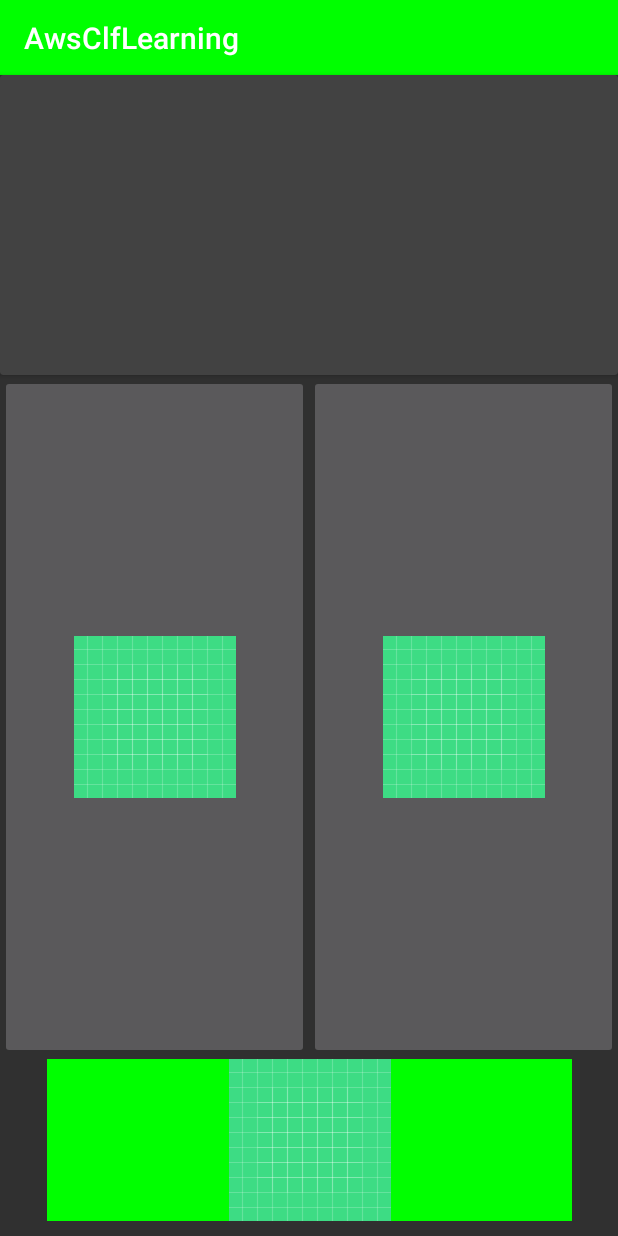
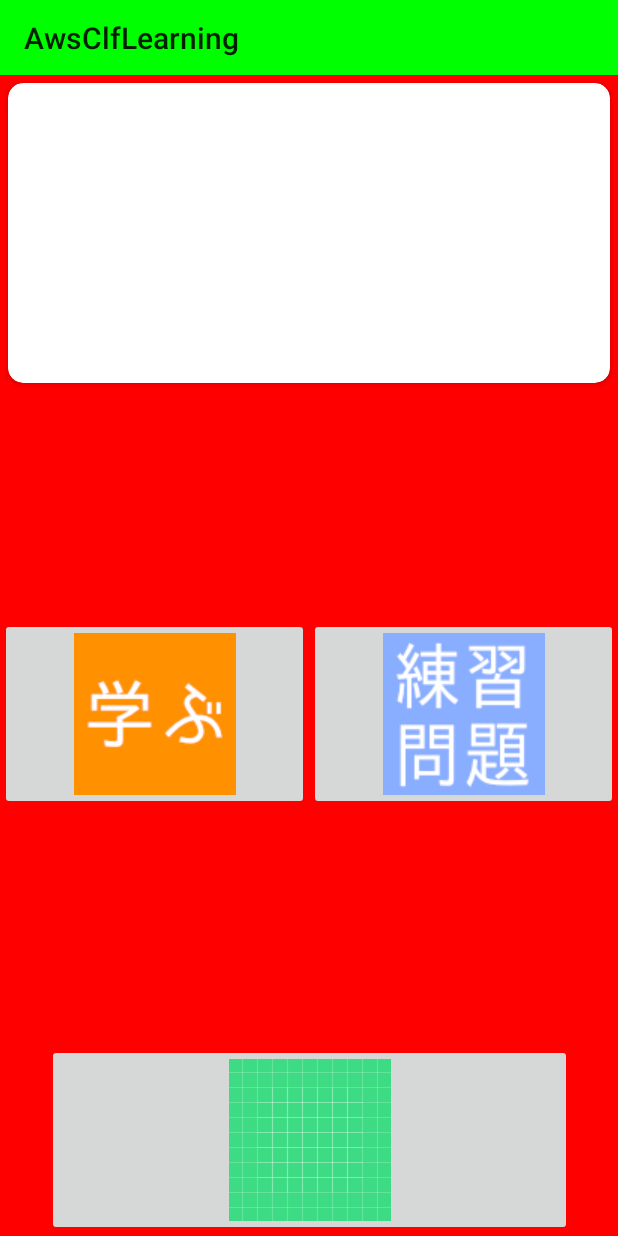
Before and after one commit to yuutarou22/AwsClfLearning, an Android app: the screen it shows after launch (MainActivity), on a phone screen of 412 x 824 dp. Run offline under Robolectric (Android 15) with nearby library versions, the light colour scheme and no system bars; our stand-ins replace AdMob.

Commit message:
・Themeを変更（暗かったので） ・MainAcitivityで初回時TopFragmentを実行するよう修正 ・レイアウト修正

```diff
--- a/app/src/main/AndroidManifest.xml
+++ b/app/src/main/AndroidManifest.xml
@@ -8,7 +8,7 @@
         android:label="@string/app_name"
         android:roundIcon="@mipmap/ic_launcher_round"
         android:supportsRtl="true"
-        android:theme="@style/Theme.Design.NoActionBar">
+        android:theme="@style/Theme.AppCompat.Light.NoActionBar">
         <activity android:name=".MainActivity">
             <intent-filter>
                 <action android:name="android.intent.action.MAIN" />
--- a/app/src/main/java/com/example/awsclflearning/MainActivity.kt
+++ b/app/src/main/java/com/example/awsclflearning/MainActivity.kt
@@ -1,8 +1,8 @@
 package com.example.awsclflearning
 
-import android.content.Intent
 import androidx.appcompat.app.AppCompatActivity
 import android.os.Bundle
+import com.example.awsclflearning.Fragment.TopFragment
 import com.google.android.gms.ads.AdRequest
 import com.google.android.gms.ads.MobileAds
 import kotlinx.android.synthetic.main.activity_main.*
@@ -14,23 +14,22 @@ class MainActivity : AppCompatActivity() {
         setSupportActionBar(toolbar)
         toolbar.setTitle(R.string.app_name)
 
+        // AdMobの初期化とロード
         MobileAds.initialize(this){}
         val adRequest = AdRequest.Builder().build()
         ad_area.loadAd(adRequest)
 
-        aws_practice_button.setOnClickListener {
-            var intent = Intent(this, PracticeActivity::class.java)
-            startActivity(intent)
-        }
+        showTopFragment()
+    }
 
-        aws_learning_button.setOnClickListener {
-            var intent = Intent(this, LearningActivity::class.java)
-            startActivity(intent)
-        }
-
-        settings_button.setOnClickListener {
-            var intent = Intent(this, SettingsActivity::class.java)
-            startActivity(intent)
-        }
+    /**
+     * TopFragment表示処理
+     */
+    fun showTopFragment() {
+        val fragmentManager = supportFragmentManager
+        val fragmentTransaction = fragmentManager.beginTransaction()
+//        fragmentTransaction.addToBackStack(null)
+        fragmentTransaction.replace(R.id.main_contents, TopFragment())
+        fragmentTransaction.commit()
     }
 }
--- a/app/src/main/res/layout/activity_main.xml
+++ b/app/src/main/res/layout/activity_main.xml
@@ -15,48 +15,14 @@
         app:layout_constraintStart_toStartOf="parent"
         app:layout_constraintTop_toTopOf="parent" />
 
-    <androidx.cardview.widget.CardView
-        android:id="@+id/cardView"
+    <FrameLayout
+        android:id="@+id/main_contents"
         android:layout_width="match_parent"
-        android:layout_height="@dimen/cardView_height"
-        android:background="@color/purple_500"
+        android:layout_height="0dp"
+        app:layout_constraintBottom_toTopOf="@+id/ad_area"
         app:layout_constraintTop_toBottomOf="@+id/toolbar" />
 
-    <ImageButton
-        android:id="@+id/aws_learning_button"
-        android:layout_width="0dp"
-        android:layout_height="0dp"
-        android:src="@drawable/ic_launcher_background"
-        app:layout_constraintBottom_toTopOf="@+id/settings_button"
-        app:layout_constraintEnd_toStartOf="@+id/aws_practice_button"
-        app:layout_constraintHorizontal_bias="0.5"
-        app:layout_constraintStart_toStartOf="parent"
-        app:layout_constraintTop_toBottomOf="@+id/cardView" />
-
-    <ImageButton
-        android:id="@+id/aws_practice_button"
-        android:layout_width="0dp"
-        android:layout_height="0dp"
-        android:src="@drawable/ic_launcher_background"
-        app:layout_constraintBottom_toTopOf="@+id/settings_button"
-        app:layout_constraintEnd_toEndOf="parent"
-        app:layout_constraintHorizontal_bias="0.5"
-        app:layout_constraintStart_toEndOf="@+id/aws_learning_button"
-        app:layout_constraintTop_toBottomOf="@+id/cardView" />
-
-    <ImageButton
-        android:id="@+id/settings_button"
-        android:layout_width="350dp"
-        android:layout_height="wrap_content"
-        android:layout_marginBottom="10dp"
-        android:background="#00ff00"
-        android:src="@drawable/ic_launcher_background"
-        app:layout_constraintBottom_toTopOf="@+id/ad_area"
-        app:layout_constraintEnd_toEndOf="parent"
-        app:layout_constraintStart_toStartOf="parent" />
-
-    <com.google.android.gms.ads.AdView
-        xmlns:ads="http://schemas.android.com/apk/res-auto"
+    <com.google.android.gms.ads.AdView xmlns:ads="http://schemas.android.com/apk/res-auto"
         android:id="@+id/ad_area"
         android:layout_width="match_parent"
         android:layout_height="wrap_content"
--- /dev/null
+++ b/app/src/main/res/layout/fragment_top.xml
@@ -0,0 +1,50 @@
+<?xml version="1.0" encoding="utf-8"?>
+<androidx.constraintlayout.widget.ConstraintLayout xmlns:android="http://schemas.android.com/apk/res/android"
+    xmlns:app="http://schemas.android.com/apk/res-auto"
+    xmlns:tools="http://schemas.android.com/tools"
+    android:layout_width="match_parent"
+    android:layout_height="match_parent"
+    android:background="#ff0000"
+    tools:context=".Fragment.TopFragment">
+
+    <androidx.cardview.widget.CardView
+        android:id="@+id/cardView"
+        android:layout_width="match_parent"
+        android:layout_height="@dimen/cardView_height"
+        android:layout_margin="5dp"
+        android:elevation="10dp"
+        app:cardCornerRadius="10dp"
+        app:layout_constraintEnd_toEndOf="parent"
+        app:layout_constraintStart_toStartOf="parent"
+        app:layout_constraintTop_toTopOf="parent" />
+
+    <ImageButton
+        android:id="@+id/aws_learning_button"
+        android:layout_width="0dp"
+        android:layout_height="wrap_content"
+        android:src="@drawable/learning_button"
+        app:layout_constraintBottom_toTopOf="@+id/settings_button"
+        app:layout_constraintEnd_toStartOf="@+id/aws_practice_button"
+        app:layout_constraintStart_toStartOf="parent"
+        app:layout_constraintTop_toBottomOf="@+id/cardView" />
+
+    <ImageButton
+        android:id="@+id/aws_practice_button"
+        android:layout_width="0dp"
+        android:layout_height="wrap_content"
+        android:src="@drawable/practice_button"
+        app:layout_constraintBottom_toTopOf="@+id/settings_button"
+        app:layout_constraintEnd_toEndOf="parent"
+        app:layout_constraintStart_toEndOf="@+id/aws_learning_button"
+        app:layout_constraintTop_toBottomOf="@+id/cardView" />
+
+    <ImageButton
+        android:id="@+id/settings_button"
+        android:layout_width="350dp"
+        android:layout_height="wrap_content"
+        android:src="@drawable/ic_launcher_background"
+        app:layout_constraintBottom_toBottomOf="parent"
+        app:layout_constraintEnd_toEndOf="parent"
+        app:layout_constraintStart_toStartOf="parent" />
+
+</androidx.constraintlayout.widget.ConstraintLayout>
```
